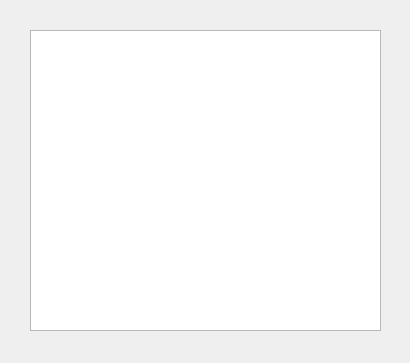
Before: the Qt Designer form uis/outputWindow.ui in zui0711/hwsystem, drawn with Qt 5.
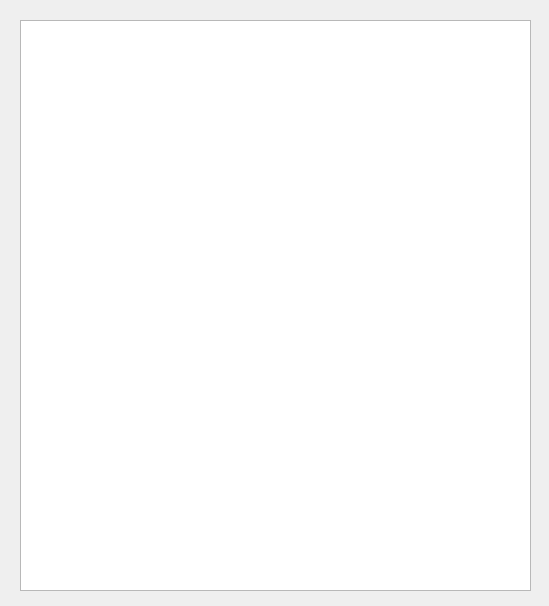
After: the same form once the commit is applied.

The edit to the form file:
```diff
--- a/uis/outputWindow.ui
+++ b/uis/outputWindow.ui
@@ -6,8 +6,8 @@
    <rect>
     <x>0</x>
     <y>0</y>
-    <width>410</width>
-    <height>363</height>
+    <width>549</width>
+    <height>606</height>
    </rect>
   </property>
   <property name="windowTitle">
@@ -16,10 +16,10 @@
   <widget class="QTextBrowser" name="textBrowser">
    <property name="geometry">
     <rect>
-     <x>30</x>
-     <y>30</y>
-     <width>351</width>
-     <height>301</height>
+     <x>20</x>
+     <y>20</y>
+     <width>511</width>
+     <height>571</height>
     </rect>
    </property>
   </widget>
```
